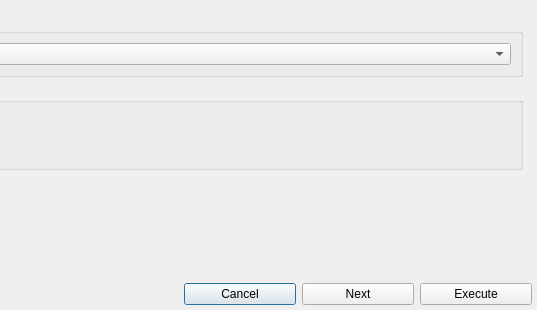
The window that ui/src/importdatadialog.ui (karlmoad/TroopTreasurer) describes before a commit, drawn with Qt 5; both pictures show x 333 to 870 and y 0 to 310 of the 870 by 310 pixel window.
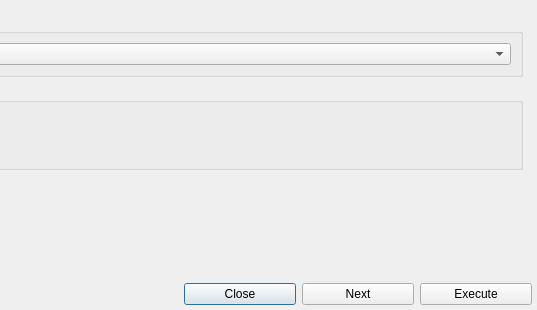
The same window after the commit.

What changed in the file:
```diff
--- a/ui/src/importdatadialog.ui
+++ b/ui/src/importdatadialog.ui
@@ -142,7 +142,7 @@
         </size>
        </property>
        <property name="text">
-        <string>Cancel</string>
+        <string>Close</string>
        </property>
       </widget>
      </item>
```
